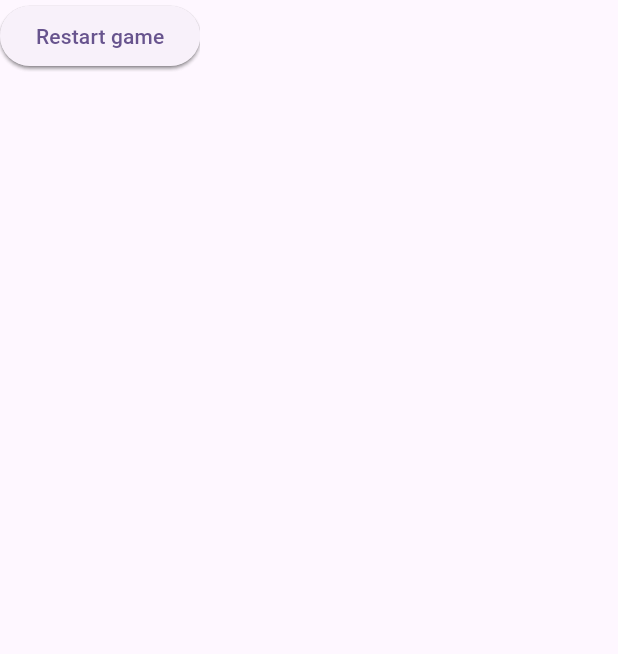
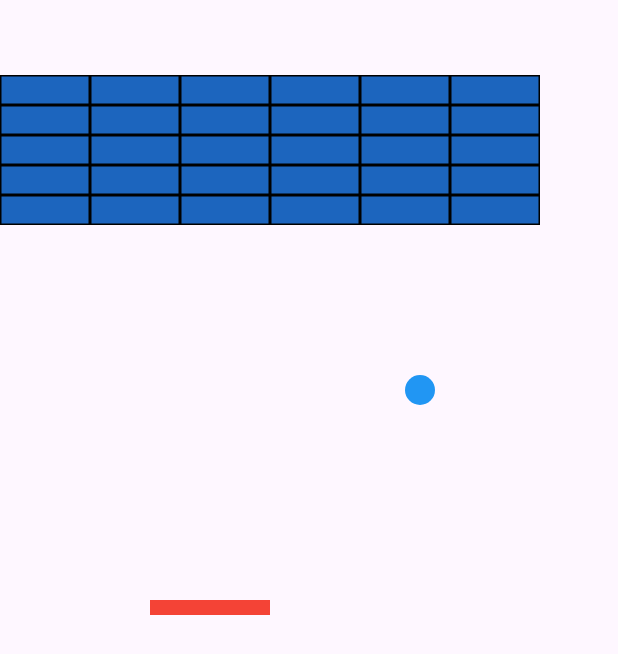
Before and after one commit to sailordi/piscine-flutter, a Flutter app: the screen it shows after launch, after a tap on "Start game", on a phone screen of 412 x 824 dp. Shown: the top 654 px of the screen. Run offline on Flutter 3.47's test engine with Material 3 defaults, Android fonts, the phone set to English and light mode, and no system bars; our stand-ins replace avatar_glow, easy_search_bar, image_picker, permission_handler, photo_view, sensors_plus and 1 more.

Commit message:
Bouncer: Fixedc some stuff

```diff
--- a/bouncer/lib/data/game.dart
+++ b/bouncer/lib/data/game.dart
@@ -12,9 +12,11 @@ const double blockWidth = 60,blockHeight = 20;
 enum GameState{notStarted,playing,won,lost}
 
 class Game{
-  GameState state = GameState.notStarted;
+  late GameState state;
 
-  Game();
+  Game() {
+    state = GameState.notStarted;
+  }
 
   static Player initPlayer() {
     return Player(x: playerX, y:playerY, width: 80.0, height: 10.0);
--- a/bouncer/lib/screens/home/HomeView.dart
+++ b/bouncer/lib/screens/home/HomeView.dart
@@ -13,7 +13,6 @@ class HomeView extends StatefulWidget {
   @override
   State<HomeView> createState() => _HomeViewState();
 }
-
 
 class _HomeViewState extends State<HomeView> {
   Game game = Game();
@@ -59,36 +58,59 @@ class _HomeViewState extends State<HomeView> {
     _startGame();
   }
 
-  @override
-  Widget build(BuildContext context) {
-    return Scaffold(
-      body: Stack(
-        children: [
+  dynamic _btn(String text,void Function() f,{String topText = ""}) {
+    if(topText.isEmpty) {
+      ElevatedButton(
+        onPressed: f,
+        child: Text(text),
+      );
+    }
+    return Column(
+        children: <Widget>[
+          Text(topText),
+          ElevatedButton(
+            onPressed: f,
+            child: Text(text),
+          )
+        ],
+      );
+
+  }
+
+  dynamic _gameField() {
+    if(game.state == GameState.won) {
+      return Center(
+        child: _btn("Continue game",_restart,topText: "You won"),
+      );
+    } else if(game.state == GameState.lost) {
+      return Center(
+        child: _btn("Restart game",_restart,topText: "You lost"),
+      );
+    }else if(game.state == GameState.notStarted) {
+      return Center(
+        child: _btn("Start game",_startGame),
+      );
+    }
+    return SizedBox(
+      height: MediaQuery.of(context).size.height,
+      width: MediaQuery.of(context).size.width,
+      child: Stack(
+        children: <Widget>[
           ball.widget(),
           player.widget(),
           for (Block b in blocks)
-            if (!b.broken)
-              b.widget(),
-          if(game.state == GameState.notStarted)
-            ElevatedButton(
-              onPressed: _startGame,
-              child: const Text("Start game"),
-            ),
-          if(game.state == GameState.lost)
-            const Text("You lost"),
-            ElevatedButton(
-              onPressed: _restart,
-              child: const Text("Restart game"),
-            ),
-          if(game.state == GameState.won)
-            const Text("You lost"),
-            ElevatedButton(
-              onPressed: _restart,
-              child: const Text("Restart game"),
-            ),
+          if (!b.broken)
+          b.widget(),
         ],
       ),
     );
   }
 
+  @override
+  Widget build(BuildContext context) {
+    return Scaffold(
+      body: _gameField(),
+    );
+  }
+
 }
```
